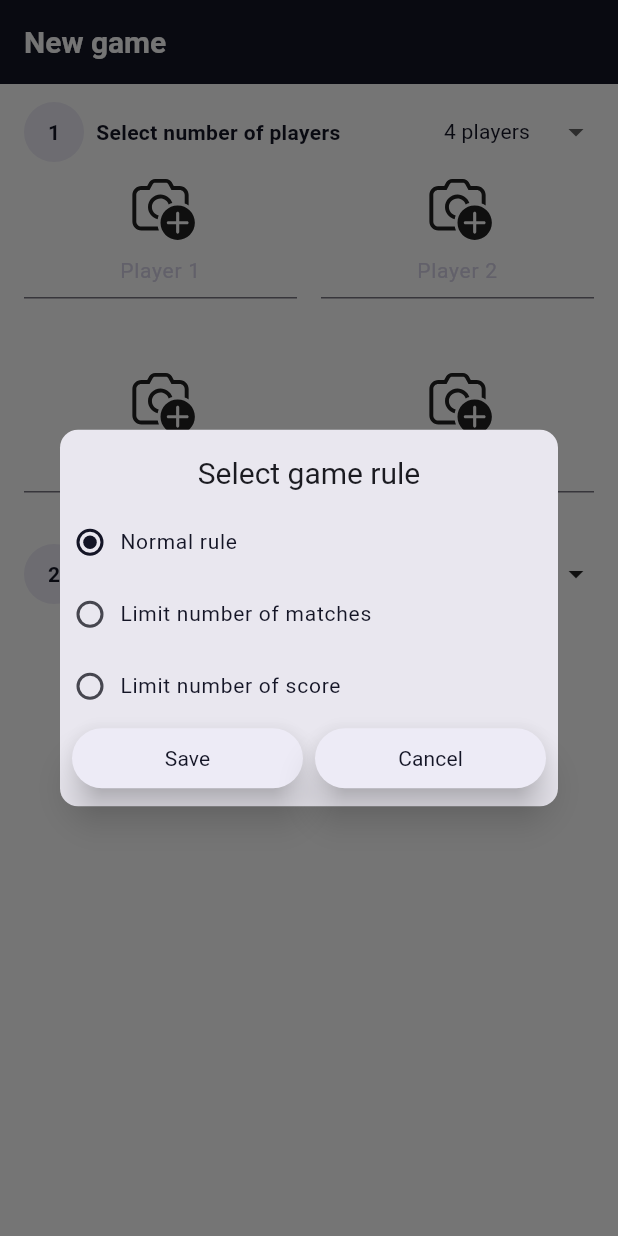
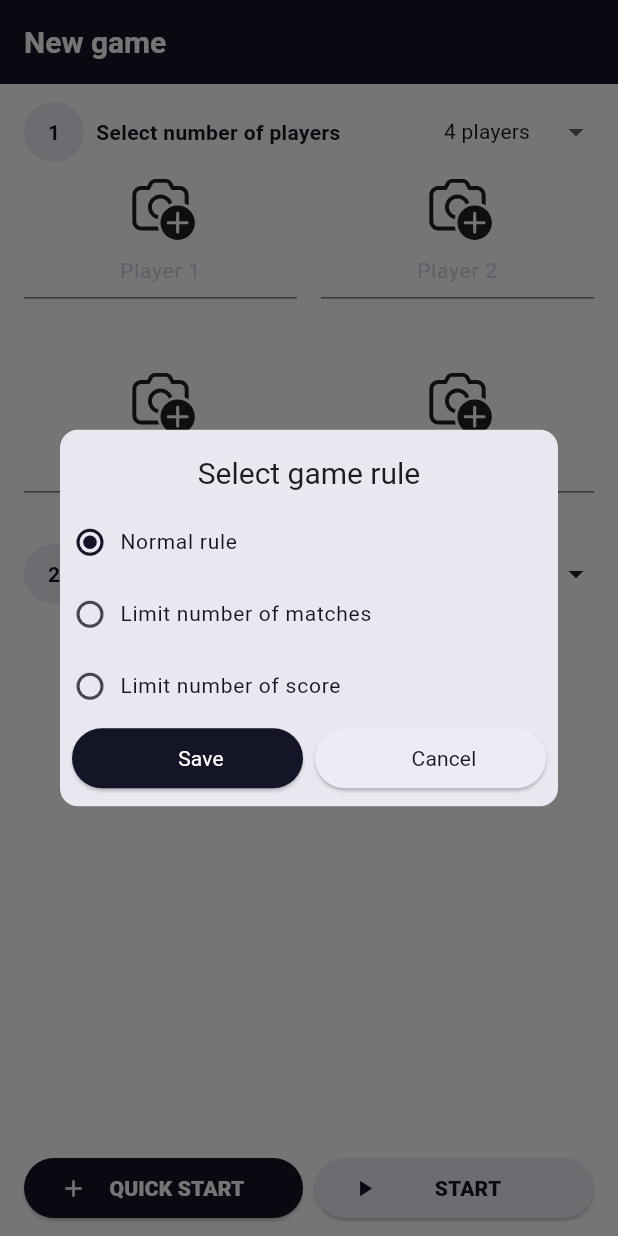
Before and after one commit to quyetnv-mlhn/ScoreCard_Master, a Flutter app: the screen it shows after launch, after a tap on "Normal rule", on a phone screen of 412 x 824 dp. Run offline on Flutter 3.47's test engine with Material 3 defaults, Android fonts, the phone set to English and light mode, and no system bars; our stand-ins replace bloc, equatable, flutter_bloc, flutter_svg.

Commit message:
update: choose gameRule

```diff
--- a/lib/features/new_game/view/new_game_page.dart
+++ b/lib/features/new_game/view/new_game_page.dart
@@ -1,10 +1,11 @@
 import 'package:calculate_card_score/core/constants/app_const.dart';
 import 'package:calculate_card_score/core/constants/app_style.dart';
 import 'package:calculate_card_score/features/new_game/bloc/new_game_bloc.dart';
+import 'package:calculate_card_score/features/new_game/widgets/action_button.dart';
+import 'package:calculate_card_score/features/new_game/widgets/info_player.dart';
 import 'package:calculate_card_score/features/new_game/widgets/ordinal_number.dart';
 import 'package:flutter/material.dart';
 import 'package:flutter_bloc/flutter_bloc.dart';
-import 'package:flutter_svg/flutter_svg.dart';
 
 class NewGamePage extends StatelessWidget {
   const NewGamePage({super.key});
@@ -13,7 +14,7 @@ class NewGamePage extends StatelessWidget {
   Widget build(BuildContext context) {
     return BlocProvider(
       create: (context) => NewGameBloc(),
-      child: const NewGameView(),
+      child: const SafeArea(child: NewGameView()),
     );
   }
 }
@@ -28,6 +29,8 @@ class NewGameView extends StatefulWidget {
 class _NewGameViewState extends State<NewGameView> {
   late TextEditingController valueGameRuleController;
   GameRule gameRuleSelected = GameRule.normal;
+  bool isShowError = false;
+  final quantityPlayer = [2, 3, 4, 5];
 
   @override
   void initState() {
@@ -43,8 +46,6 @@ class _NewGameViewState extends State<NewGameView> {
 
   @override
   Widget build(BuildContext context) {
-    final quantityPlayer = [2, 3, 4, 5];
-
     return Scaffold(
       backgroundColor: primaryLightColor,
       appBar: AppBar(
@@ -69,6 +70,8 @@ class _NewGameViewState extends State<NewGameView> {
                 _buildChooseQuantityPlayer(context, state, quantityPlayer),
                 _buildGridView(state),
                 _buildGameRule(context, state),
+                const Spacer(),
+                _buildAllButtonStart(context),
               ],
             ),
           );
@@ -88,7 +91,7 @@ class _NewGameViewState extends State<NewGameView> {
       ),
       itemCount: state.playerQuantity,
       itemBuilder: (BuildContext ctx, index) {
-        return _buildInfoPlayer(index);
+        return InfoPlayer(index: index);
       },
     );
   }
@@ -134,37 +137,6 @@ class _NewGameViewState extends State<NewGameView> {
           ),
         ),
       ],
-    );
-  }
-
-  Widget _buildInfoPlayer(int index) {
-    return SizedBox(
-      height: 100,
-      child: Column(
-        mainAxisSize: MainAxisSize.min,
-        children: [
-          SvgPicture.asset(
-            'assets/images/camera-add.svg',
-            width: 50,
-            height: 50,
-          ),
-          TextField(
-            style: AppStyle.mediumTextStyle(),
-            textAlign: TextAlign.center,
-            decoration: InputDecoration(
-              hintText: 'Player ${index + 1}',
-              hintStyle: AppStyle.mediumTextStyle(color: textColor),
-              alignLabelWithHint: true,
-              contentPadding: const EdgeInsets.symmetric(
-                vertical: smallPadding,
-                horizontal: largePadding,
-              ),
-              border: const UnderlineInputBorder(),
-              isDense: true,
-            ),
-          ),
-        ],
-      ),
     );
   }
 
@@ -229,7 +201,7 @@ class _NewGameViewState extends State<NewGameView> {
                 return Column(
                   children: [
                     _buildAllOptionGameRule(context, setState),
-                    _buildAllActionButton(context),
+                    _buildAllActionButton(context, setState),
                   ],
                 );
               }),
@@ -263,30 +235,45 @@ class _NewGameViewState extends State<NewGameView> {
     }
   }
 
-  Row _buildAllActionButton(BuildContext context) {
-    return Row(
+  Widget _buildAllActionButton(
+    BuildContext context,
+    void Function(void Function()) setState,
+  ) {
+    return Column(
+      crossAxisAlignment: CrossAxisAlignment.start,
       children: [
-        _buildActionButton(
+        if (isShowError)
+          Text(
+            ' Please fill the value',
+            style: AppStyle.boldTextStyle(color: Colors.red),
+          ),
+        Row(
+          children: [
+            ActionButton(
+              color: primaryColor,
+              textColor: primaryLightColor,
               text: 'Save',
               onPressed: () {
-            context.read<NewGameBloc>().add(NewGameSelectGameRule(gameRuleSelected));
                 if ((gameRuleSelected != GameRule.normal) && valueGameRuleController.text.isEmpty) {
-              ScaffoldMessenger.of(context).showSnackBar(
-                const SnackBar(content: Text('Please enter a value')),
-              );
+                  setState(() {
+                    isShowError = true;
+                  });
                   return;
                 }
+                context.read<NewGameBloc>().add(NewGameSelectGameRule(gameRuleSelected));
                 context.read<NewGameBloc>().add(NewGameUpdateRuleValue(valueGameRuleController.text));
                 Navigator.pop(context);
               },
             ),
             const SizedBox(width: smallPadding),
-        _buildActionButton(
+            ActionButton(
               text: 'Cancel',
               onPressed: () {
                 Navigator.pop(context);
               },
             )
+          ],
+        ),
       ],
     );
   }
@@ -323,26 +310,15 @@ class _NewGameViewState extends State<NewGameView> {
                   autofocus: true,
                   textAlign: TextAlign.center,
                   style: AppStyle.mediumTextStyle(size: 30),
+                  onChanged: (value) {
+                    if (value.isNotEmpty) setState(() => isShowError = false);
+                  },
                 ),
                 Text(getUnit(gameRuleSelected), style: AppStyle.boldTextStyle()),
               ],
             ),
           ),
       ],
-    );
-  }
-
-  Widget _buildActionButton({
-    required String text,
-    Color color = otherColor,
-    void Function()? onPressed,
-  }) {
-    return Expanded(
-      child: ElevatedButton(
-        onPressed: onPressed,
-        style: ElevatedButton.styleFrom(backgroundColor: color, elevation: 10),
-        child: Text(text, style: AppStyle.mediumTextStyle()),
-      ),
     );
   }
 
@@ -376,4 +352,26 @@ class _NewGameViewState extends State<NewGameView> {
       ),
     );
   }
+
+  _buildAllButtonStart(BuildContext context) {
+    return Row(
+      children: [
+        ActionButton(
+          text: 'QUICK START',
+          textColor: primaryLightColor,
+          fontWeight: FontWeight.w800,
+          color: primaryColor,
+          iconData: Icons.add,
+          onPressed: () {},
+        ),
+        const SizedBox(width: smallPadding),
+        ActionButton(
+          text: 'START',
+          iconData: Icons.play_arrow,
+          fontWeight: FontWeight.w800,
+          onPressed: () {},
+        )
+      ],
+    );
   }
+}
--- /dev/null
+++ b/lib/features/new_game/widgets/action_button.dart
@@ -0,0 +1,50 @@
+import 'package:calculate_card_score/core/constants/app_const.dart';
+import 'package:calculate_card_score/core/constants/app_style.dart';
+import 'package:flutter/material.dart';
+
+class ActionButton extends StatelessWidget {
+  final String text;
+  final Color color;
+  final Color textColor;
+  final VoidCallback? onPressed;
+  final FontWeight fontWeight;
+  final IconData? iconData;
+
+  const ActionButton({
+    super.key,
+    required this.text,
+    this.color = otherColor,
+    this.textColor = primaryColor,
+    this.onPressed,
+    this.fontWeight = FontWeight.w400,
+    this.iconData,
+  });
+
+  @override
+  Widget build(BuildContext context) {
+    return Expanded(
+      child: ElevatedButton(
+        onPressed: onPressed,
+        style: ElevatedButton.styleFrom(
+          backgroundColor: color,
+          elevation: 1,
+        ),
+        child: Row(
+          children: [
+            Icon(iconData, color: textColor),
+            Expanded(
+              child: Text(
+                text,
+                style: AppStyle.mediumTextStyle(
+                  color: textColor,
+                  fontWeight: fontWeight,
+                ),
+                textAlign: TextAlign.center,
+              ),
+            ),
+          ],
+        ),
+      ),
+    );
+  }
+}
--- /dev/null
+++ b/lib/features/new_game/widgets/info_player.dart
@@ -0,0 +1,42 @@
+import 'package:calculate_card_score/core/constants/app_const.dart';
+import 'package:calculate_card_score/core/constants/app_style.dart';
+import 'package:flutter/material.dart';
+import 'package:flutter_svg/flutter_svg.dart';
+
+class InfoPlayer extends StatelessWidget {
+  const InfoPlayer({super.key, required this.index});
+
+  final int index;
+
+  @override
+  Widget build(BuildContext context) {
+    return SizedBox(
+      height: 100,
+      child: Column(
+        mainAxisSize: MainAxisSize.min,
+        children: [
+          SvgPicture.asset(
+            'assets/images/camera-add.svg',
+            width: 50,
+            height: 50,
+          ),
+          TextField(
+            style: AppStyle.mediumTextStyle(),
+            textAlign: TextAlign.center,
+            decoration: InputDecoration(
+              hintText: 'Player ${index + 1}',
+              hintStyle: AppStyle.mediumTextStyle(color: textColor),
+              alignLabelWithHint: true,
+              contentPadding: const EdgeInsets.symmetric(
+                vertical: smallPadding,
+                horizontal: largePadding,
+              ),
+              border: const UnderlineInputBorder(),
+              isDense: true,
+            ),
+          ),
+        ],
+      ),
+    );
+  }
+}
```
Lines whose indentation alone changed are shown as unchanged.
